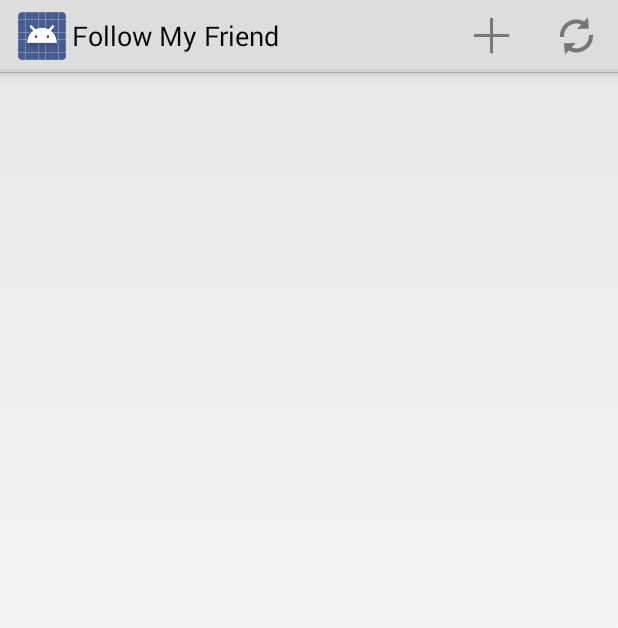
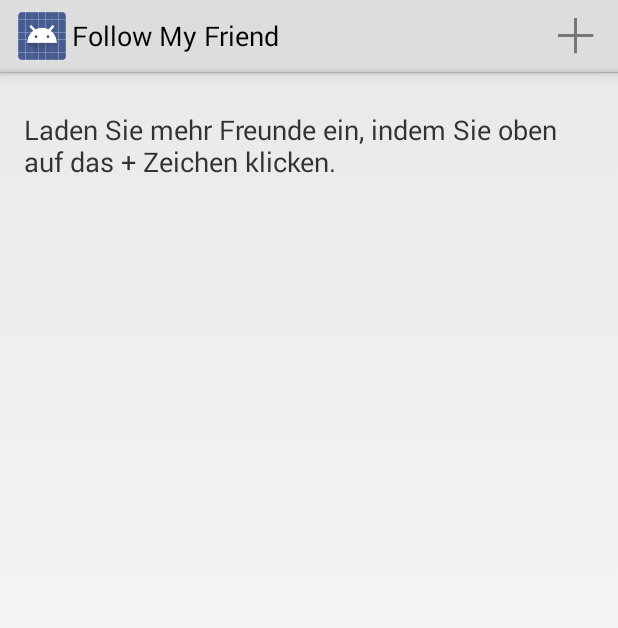
Before and after one commit to Corvax-Fisher/FindMyFriend, an Android app: the ContactListActivity screen opened directly, with no data from a screen before it, after a tap on "Einladen", on a phone screen of 412 x 824 dp. Shown: the top 628 px of the screen. Run offline under Robolectric (Android 15) with nearby library versions, the phone set to English and light mode, and no system bars; 7 statements that could not run were skipped.

Commit message:
icons changed edited layout in contact list xml refresh function deleted google maps key added

```diff
--- a/app/src/main/java/com/example/fmi_fmf/ContactListActivity.java
+++ b/app/src/main/java/com/example/fmi_fmf/ContactListActivity.java
@@ -20,6 +20,7 @@ import android.view.MenuItem;
 import android.view.View;
 import android.widget.AdapterView;
 import android.widget.ListView;
+import android.widget.Toast;
 
 public class ContactListActivity extends FragmentActivity
         implements PositionRequestDialogFragment.RequestDialogListener {
@@ -207,12 +208,19 @@ public class ContactListActivity extends FragmentActivity
         // as you specify a parent activity in AndroidManifest.xml.
         switch (item.getItemId()) {
             case R.id.action_new:
-                Log.d("new","funkz");
-                //inviteContact();
-                return true;
-            case R.id.action_refresh:
-                mService.loadContacts();
-                //refreshContactList();
+                try
+                { Intent i = new Intent(Intent.ACTION_SEND);
+                    i.setType("text/plain");
+                    String sAux = "Follow My Friend ist eine tolle App, mit der Du meine Position herausfindest und mir sofort folgen kannst. Lade Dir gleich die App aus dem Store und probier's aus:\n";
+                    sAux = sAux + "https://play.google.com/store/apps/details?id=bla.bla \n";
+                    i.putExtra(Intent.EXTRA_TEXT, sAux);
+                    startActivity(Intent.createChooser(i, "Freund einladen..."));
+                }
+                catch(Exception e)
+                { //e.toString();
+                    Toast.makeText(getBaseContext(),"Ups, das hat leider nicht funktioniert. Probiere es später erneut.",Toast.LENGTH_SHORT).show();
+                }
+
                 return true;
             default:
                 return super.onOptionsItemSelected(item);
--- a/app/src/main/res/drawable/status_transition.xml
+++ b/app/src/main/res/drawable/status_transition.xml
@@ -1,6 +1,6 @@
 <?xml version="1.0" encoding="utf-8"?>
 
 <transition xmlns:android="http://schemas.android.com/apk/res/android">
-    <item android:drawable="@android:drawable/presence_offline" />
+    <item android:drawable="@android:drawable/presence_invisible" />
     <item android:drawable="@android:drawable/presence_online" />
 </transition>
--- a/app/src/main/res/layout/activity_contact_list.xml
+++ b/app/src/main/res/layout/activity_contact_list.xml
@@ -1,7 +1,9 @@
-<LinearLayout xmlns:android="http://schemas.android.com/apk/res/android"
+
+
+<RelativeLayout xmlns:android = "http://schemas.android.com/apk/res/android"
     xmlns:tools="http://schemas.android.com/tools"
-    android:layout_width="fill_parent"
-    android:layout_height="fill_parent"
+    android:layout_width="match_parent"
+    android:layout_height="match_parent"
     android:orientation="vertical"
     android:paddingLeft="@dimen/activity_horizontal_margin"
     android:paddingRight="@dimen/activity_horizontal_margin"
@@ -11,6 +13,16 @@
     <ListView
         android:id="@+id/contact_list"
         android:layout_width="fill_parent"
-        android:layout_height="wrap_content"/>
+        android:layout_height="wrap_content"
+        android:drawSelectorOnTop="false"/>
 
-</LinearLayout>
+    <TextView
+        android:layout_width="wrap_content"
+        android:layout_height="wrap_content"
+        android:textAppearance="?android:attr/textAppearanceSmall"
+        android:text="@string/noFriendsText"
+        android:id="@+id/textView2"
+        android:layout_below="@id/contact_list"
+        android:layout_marginTop="10dp"/>
+
+</RelativeLayout>
--- a/app/src/main/res/menu/contactlistmenu.xml
+++ b/app/src/main/res/menu/contactlistmenu.xml
@@ -7,9 +7,4 @@
         android:icon="@drawable/ic_action_new"
         android:title="@string/action_new"
         android:showAsAction="ifRoom"/>
-
-    <item android:id="@+id/action_refresh"
-        android:icon="@drawable/ic_action_refresh"
-        android:title="@string/action_refresh"
-        android:showAsAction="ifRoom" />
 </menu>
--- a/app/src/main/res/values/strings.xml
+++ b/app/src/main/res/values/strings.xml
@@ -30,4 +30,6 @@
 
     <string name="message_registration_succeeded">Die Registrierung war erfolgreich.</string>
     <string name="message_registration_failed">Bei der Registrierung ist ein Fehler aufgetreten. Bitte versuchen Sie es später erneut.</string>
+
+    <string name="noFriendsText">Laden Sie mehr Freunde ein, indem Sie oben auf das "+" Zeichen klicken.</string>
 </resources>
```
Also changed, not shown: app/src/main/res/layout/activity_registration.xml (+3 -4 lines), app/src/main/res/layout/contact_list_item.xml (+6 -3 lines), app/src/main/res/drawable-hdpi/ic_action_refresh.png (deleted), app/src/main/res/drawable-mdpi/ic_action_refresh.png (deleted), app/src/main/res/drawable-xhdpi/ic_action_refresh.png (deleted), app/src/main/res/drawable-xxhdpi/ic_action_refresh.png (deleted), 1 other file.
